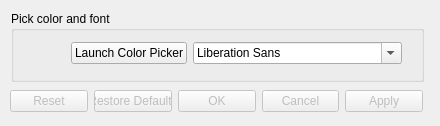
Qt form src/Interface/Modules/Visualization/ShowString.ui (SCIInstitute/SCIRun) before a commit.
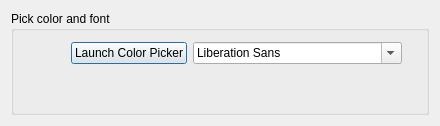
The same form after that commit.

```diff
--- a/src/Interface/Modules/Visualization/ShowString.ui
+++ b/src/Interface/Modules/Visualization/ShowString.ui
@@ -25,37 +25,9 @@
   <property name="windowTitle">
    <string>Dialog</string>
   </property>
-  <widget class="QDialogButtonBox" name="buttonBox">
-   <property name="enabled">
-    <bool>false</bool>
-   </property>
-   <property name="geometry">
-    <rect>
-     <x>10</x>
-     <y>90</y>
-     <width>413</width>
-     <height>23</height>
-    </rect>
-   </property>
-   <property name="orientation">
-    <enum>Qt::Horizontal</enum>
-   </property>
-   <property name="standardButtons">
-    <set>QDialogButtonBox::Apply|QDialogButtonBox::Cancel|QDialogButtonBox::Ok|QDialogButtonBox::Reset|QDialogButtonBox::RestoreDefaults</set>
-   </property>
-   <property name="centerButtons">
-    <bool>false</bool>
-   </property>
-  </widget>
+  <layout class="QGridLayout" name="gridLayout">
+   <item row="0" column="0" colspan="2">
   <widget class="QGroupBox" name="groupBox">
-   <property name="geometry">
-    <rect>
-     <x>11</x>
-     <y>11</y>
-     <width>413</width>
-     <height>71</height>
-    </rect>
-   </property>
    <property name="title">
     <string>Pick color and font</string>
    </property>
@@ -82,6 +54,8 @@
     </layout>
    </widget>
   </widget>
+   </item>
+  </layout>
  </widget>
  <resources/>
  <connections>
```
Left out of the diff: 35 changed lines with no effect on the pictures. Lines whose indentation alone changed are shown as unchanged.
